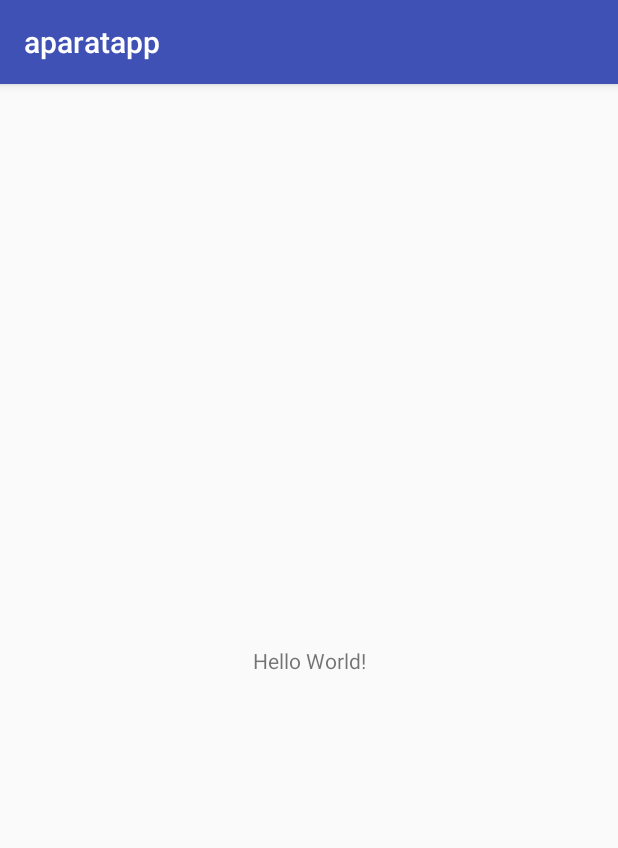
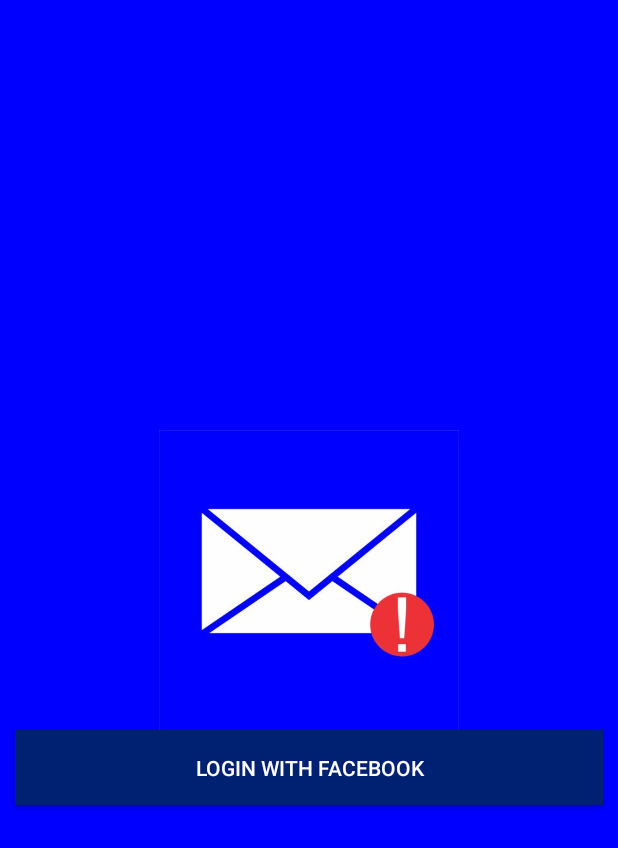
Before and after one commit to ewlight/aparat-androidapp, an Android app: the screen it shows after launch (MainActivity), on a phone screen of 412 x 824 dp. Shown: the top 848 px of the screen. Run offline under Robolectric (Android 15) with nearby library versions, the light colour scheme and no system bars.

Commit message:
[BINTANG] Create Home UI

```diff
--- a/aparatapp/app/src/main/AndroidManifest.xml
+++ b/aparatapp/app/src/main/AndroidManifest.xml
@@ -4,12 +4,14 @@
 
     <application
         android:allowBackup="true"
-        android:icon="@mipmap/ic_launcher"
-        android:label="@string/app_name"
+        android:icon="@drawable/logo"
+        android:label="@string/app_nama"
         android:roundIcon="@mipmap/ic_launcher_round"
         android:supportsRtl="true"
         android:theme="@style/AppTheme">
-        <activity android:name=".MainActivity">
+        <activity
+            android:name=".MainActivity"
+            android:theme="@style/Theme.AppCompat.Light.NoActionBar">
             <intent-filter>
                 <action android:name="android.intent.action.MAIN" />
 
--- a/aparatapp/app/src/main/res/layout/activity_main.xml
+++ b/aparatapp/app/src/main/res/layout/activity_main.xml
@@ -1,18 +1,37 @@
 <?xml version="1.0" encoding="utf-8"?>
-<android.support.constraint.ConstraintLayout xmlns:android="http://schemas.android.com/apk/res/android"
+<RelativeLayout xmlns:android="http://schemas.android.com/apk/res/android"
     xmlns:app="http://schemas.android.com/apk/res-auto"
     xmlns:tools="http://schemas.android.com/tools"
     android:layout_width="match_parent"
     android:layout_height="match_parent"
-    tools:context=".MainActivity">
+    tools:context=".MainActivity"
+    android:background="#0000ff"
+    android:gravity="center">
+    <LinearLayout
+        android:layout_width="match_parent"
+        android:layout_height="wrap_content"
+        android:id="@+id/layoutLogoWrapper"
+        android:orientation="horizontal"
+        android:gravity="center">
+        <ImageView
+            android:id="@+id/imageLogo"
+            android:layout_width="200dp"
+            android:layout_height="200dp"
+            android:src="@drawable/logo"
+            android:gravity="center"/>
+    </LinearLayout>
+    <Button
+        android:id="@+id/buttonFacebook"
+        android:layout_width="match_parent"
+        android:layout_height="50dp"
+        android:text="Login With Facebook"
+        android:layout_gravity="center"
+        android:gravity="center"
+        android:layout_below="@+id/layoutLogoWrapper"
+        android:layout_marginLeft="10dp"
+        android:layout_marginRight="10dp"
+        android:background="#002171"
+        android:textColor="#FFFFFF"
 
-    <TextView
-        android:layout_width="wrap_content"
-        android:layout_height="wrap_content"
-        android:text="Hello World!"
-        app:layout_constraintBottom_toBottomOf="parent"
-        app:layout_constraintLeft_toLeftOf="parent"
-        app:layout_constraintRight_toRightOf="parent"
-        app:layout_constraintTop_toTopOf="parent" />
-
-</android.support.constraint.ConstraintLayout>
+        />
+</RelativeLayout>
--- a/aparatapp/app/src/main/res/values/strings.xml
+++ b/aparatapp/app/src/main/res/values/strings.xml
@@ -1,3 +1,4 @@
 <resources>
     <string name="app_name">aparatapp</string>
+    <string name="app_nama">APARAT</string>
 </resources>
--- a/aparatapp/build.gradle
+++ b/aparatapp/build.gradle
@@ -7,7 +7,7 @@ buildscript {
         jcenter()
     }
     dependencies {
-        classpath 'com.android.tools.build:gradle:3.1.4'
+        classpath 'com.android.tools.build:gradle:3.2.1'
 
 
         // NOTE: Do not place your application dependencies here; they belong
```
Also changed, not shown: aparatapp/app/src/main/res/drawable/logo.png (added), aparatapp/gradle/wrapper/gradle-wrapper.properties, 1 other file.
